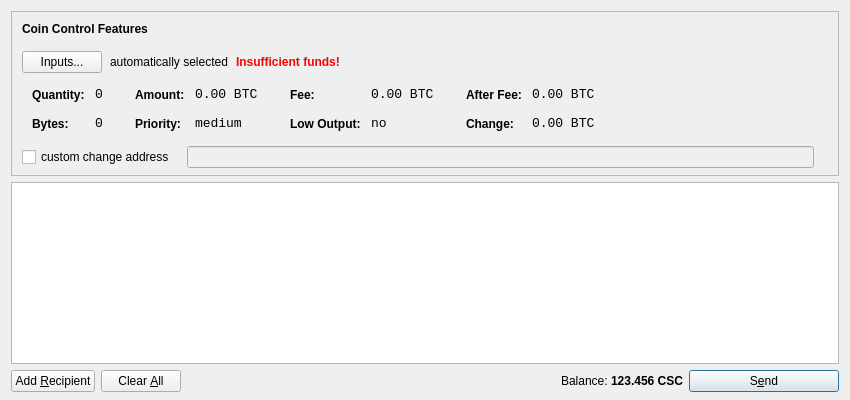
Before: the Qt Designer form src/qt/forms/sendcoinsdialog.ui in transcoder/CasinoCoin, drawn with Qt 5.
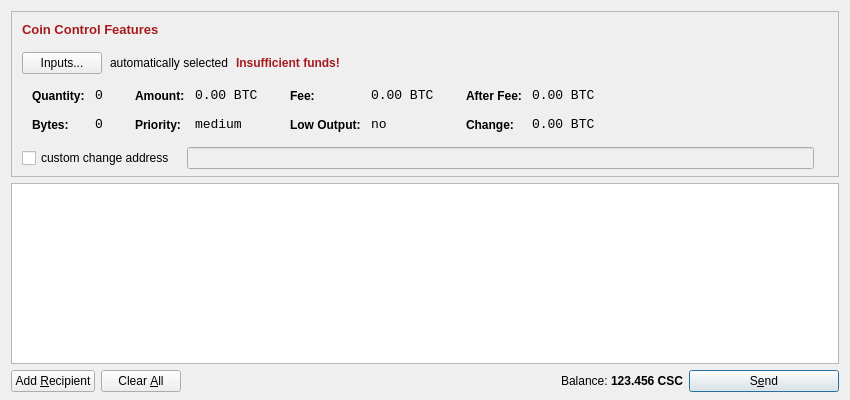
After: the same form once the commit is applied. Icons and pictures are not drawn.

What changed in the file:
```diff
--- a/src/qt/forms/sendcoinsdialog.ui
+++ b/src/qt/forms/sendcoinsdialog.ui
@@ -79,12 +79,13 @@
             </property>
             <property name="font">
              <font>
+              <pointsize>10</pointsize>
               <weight>75</weight>
               <bold>true</bold>
              </font>
             </property>
             <property name="styleSheet">
-             <string notr="true">font-weight:bold;</string>
+             <string notr="true">color: rgb(166, 27, 31);</string>
             </property>
             <property name="text">
              <string>Coin Control Features</string>
@@ -130,7 +131,7 @@
              </font>
             </property>
             <property name="styleSheet">
-             <string notr="true">color:red;font-weight:bold;</string>
+             <string notr="true">color: rgb(166, 27, 31);</string>
             </property>
             <property name="text">
              <string>Insufficient funds!</string>
@@ -634,8 +635,8 @@
        <rect>
         <x>0</x>
         <y>0</y>
-        <width>830</width>
-        <height>167</height>
+        <width>826</width>
+        <height>138</height>
        </rect>
       </property>
       <property name="styleSheet">
```
